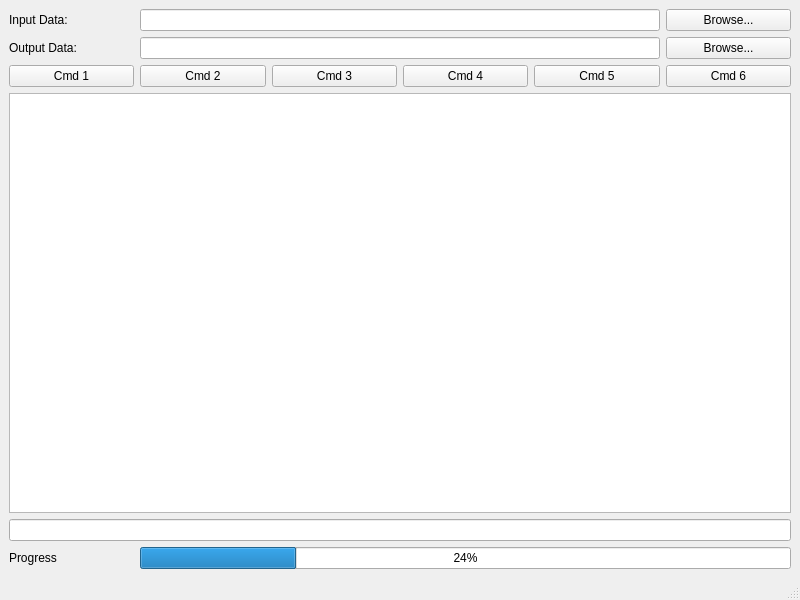
guyjennings/cctw, file cctwqt/cctwqtmainwindow.ui: the form before one commit.
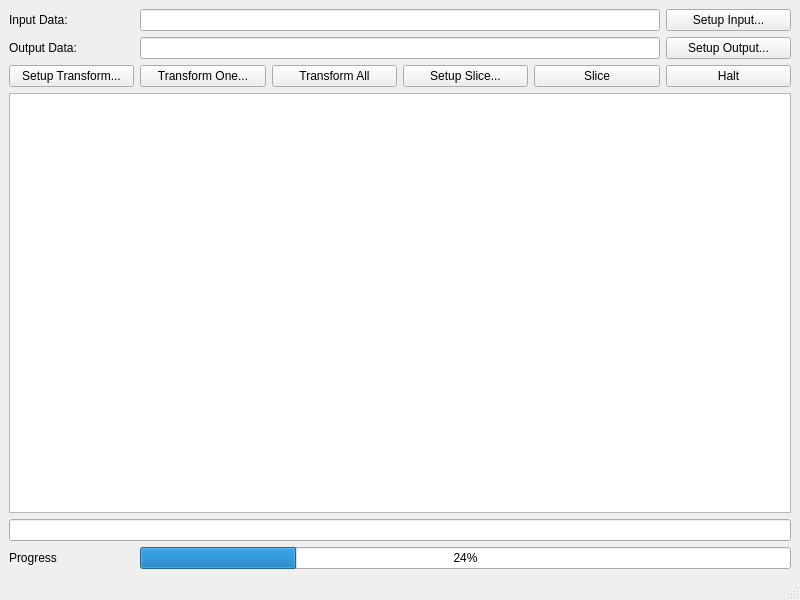
The form after the commit.

Diff of the .ui file:
```diff
--- a/cctwqt/cctwqtmainwindow.ui
+++ b/cctwqt/cctwqtmainwindow.ui
@@ -25,7 +25,7 @@
     <item row="2" column="4">
      <widget class="QPushButton" name="pushButton_3">
       <property name="text">
-       <string>Cmd 5</string>
+       <string>Slice</string>
       </property>
      </widget>
     </item>
@@ -35,7 +35,7 @@
     <item row="2" column="3">
      <widget class="QPushButton" name="pushButton_2">
       <property name="text">
-       <string>Cmd 4</string>
+       <string>Setup Slice...</string>
       </property>
      </widget>
     </item>
@@ -45,14 +45,14 @@
     <item row="2" column="2">
      <widget class="QPushButton" name="pushButton_6">
       <property name="text">
-       <string>Cmd 3</string>
+       <string>Transform All</string>
       </property>
      </widget>
     </item>
     <item row="2" column="5">
      <widget class="QPushButton" name="pushButton_4">
       <property name="text">
-       <string>Cmd 6</string>
+       <string>Halt</string>
       </property>
      </widget>
     </item>
@@ -66,28 +66,28 @@
     <item row="0" column="5">
      <widget class="QPushButton" name="m_InputDataButton">
       <property name="text">
-       <string>Browse...</string>
+       <string>Setup Input...</string>
       </property>
      </widget>
     </item>
     <item row="1" column="5">
      <widget class="QPushButton" name="m_OutputDataButton">
       <property name="text">
-       <string>Browse...</string>
+       <string>Setup Output...</string>
       </property>
      </widget>
     </item>
     <item row="2" column="1">
      <widget class="QPushButton" name="pushButton_5">
       <property name="text">
-       <string>Cmd 2</string>
+       <string>Transform One...</string>
       </property>
      </widget>
     </item>
     <item row="2" column="0">
      <widget class="QPushButton" name="pushButton">
       <property name="text">
-       <string>Cmd 1</string>
+       <string>Setup Transform...</string>
       </property>
      </widget>
     </item>
```
Left out of the diff: 16 changed lines with no effect on the pictures.
